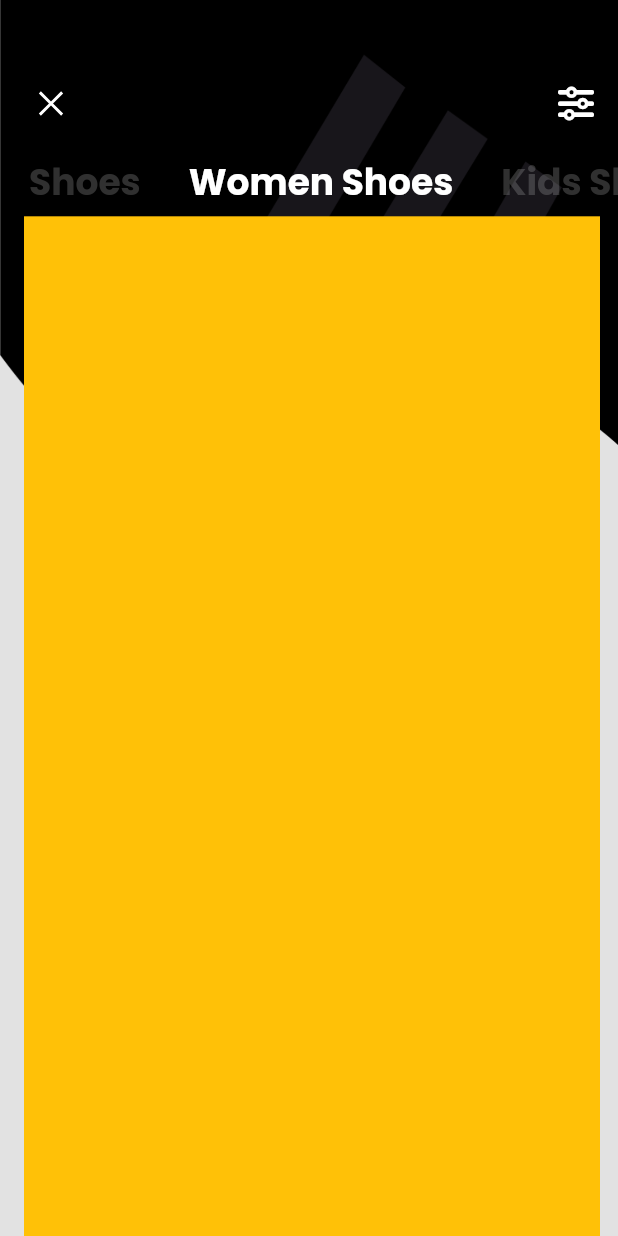
After one commit to umitavc/online-shop-project, a Flutter app: the ProductByCat screen opened directly, tab 2 chosen, on a phone screen of 412 x 824 dp. The commit adds this screen. Run offline on Flutter 3.47's test engine with Material 2 defaults, Android fonts, the light colour scheme and no system bars; our stand-ins replace cached_network_image, flutter_vector_icons, google_fonts, ionicons; network calls fail.

Commit message:
product by cart added

```diff
--- a/lib/views/ui/mainscreen.dart
+++ b/lib/views/ui/mainscreen.dart
@@ -6,6 +6,7 @@
 import 'package:online_shop_project/controllers/mainscreen_provider.dart';
 import 'package:online_shop_project/views/ui/cartPage.dart';
 import 'package:online_shop_project/views/ui/homePage.dart';
+import 'package:online_shop_project/views/ui/product_by_cat.dart';
 import 'package:online_shop_project/views/ui/profile.dart';
 import 'package:online_shop_project/views/ui/searchPage.dart';
 import 'package:provider/provider.dart';
@@ -18,7 +19,7 @@
   List <Widget> pageList = const[
     HomePage(),
     SearchPage(),
-    HomePage(),
+    ProductByCat(),
     CartPage(),
     ProfilePage(),
   ];
--- /dev/null
+++ b/lib/views/ui/product_by_cat.dart
@@ -0,0 +1,148 @@
+import 'package:flutter/material.dart';
+import 'package:flutter/rendering.dart';
+import 'package:flutter_staggered_grid_view/flutter_staggered_grid_view.dart';
+import 'package:flutter_vector_icons/flutter_vector_icons.dart';
+import 'package:online_shop_project/models/sneaker_model.dart';
+import 'package:online_shop_project/services/halper.dart';
+import 'package:online_shop_project/views/shared/stagger_tile.dart';
+
+import '../shared/appstyle.dart';
+
+class ProductByCat extends StatefulWidget {
+  const ProductByCat({super.key});
+
+  @override
+  State<ProductByCat> createState() => _ProductByCatState();
+}
+
+class _ProductByCatState extends State<ProductByCat> with TickerProviderStateMixin {
+  late final TabController _tabControler = TabController(length: 3, vsync: this);
+
+
+   late Future<List<Sneakers>> _male;
+  late Future<List<Sneakers>> _female;
+  late Future<List<Sneakers>> _kids;
+
+  void getMale(){
+    _male =Helper().getMaleSneakers();
+  }
+
+  void getFemale(){
+    _female =Helper().getFemaleSneakers();
+  }
+
+  void getkids(){
+    _kids =Helper().getKidsSneakers();
+  }
+
+  @override
+  void initState() {
+    super.initState();
+    getMale();
+    getFemale();
+    getkids();
+  }
+  @override
+  Widget build(BuildContext context) {
+    return Scaffold(
+      backgroundColor: const Color(0xFFE2E2E2),
+      body: Stack(
+        children: [
+          Container(
+            padding: const EdgeInsets.fromLTRB(16, 45, 0, 0),
+            height: MediaQuery.of(context).size.height * 0.4,
+            decoration: const BoxDecoration(
+              image: DecorationImage(image: AssetImage("assets/images/top_image.png"), fit: BoxFit.fill),
+            ),
+            child: Column(
+              crossAxisAlignment: CrossAxisAlignment.start,
+              children: [
+                Padding(
+                  padding: const EdgeInsets.fromLTRB(6, 12, 16, 18),
+                  child: Row(
+                    mainAxisAlignment: MainAxisAlignment.spaceBetween,
+                    children: [
+                      GestureDetector(
+                        onTap: () {},
+                        child: const Icon(AntDesign.close, color: Colors.white),
+                      ),
+                      GestureDetector(
+                        onTap: () {},
+                        child: const Icon(FontAwesome.sliders, color: Colors.white),
+                      )
+                    ],
+                  ),
+                ),
+                TabBar(padding: EdgeInsets.zero,
+                 indicatorSize: TabBarIndicatorSize.label,
+                  indicatorColor: Colors.transparent,
+                   controller: _tabControler, isScrollable: true,
+                    labelColor: Colors.white,
+                     labelStyle: appstyle(24, Colors.white, FontWeight.bold),
+                     unselectedLabelColor: Colors.grey.withOpacity(0.3), tabs: const [
+                  Tab(
+                    text: "Men Shoes",
+                  ),
+                  Tab(
+                    text: "Women Shoes",
+                  ),
+                  Tab(
+                    text: "Kids Shoes",
+                  ),
+                ]),
+              ],
+            ),
+          ),
+          Padding(
+            padding: EdgeInsets.only(top: MediaQuery.of(context).size.height * 0.175, left: 16, right: 12),
+            child: TabBarView(controller: _tabControler, children: [
+              FutureBuilder<List<Sneakers>>(
+            future: _male,
+            builder: (context, snapshot) {
+              if (snapshot.connectionState == ConnectionState.waiting) {
+                return CircularProgressIndicator();
+              } else if (snapshot.hasError) {
+                return Text("Eror ${snapshot.error}");
+              } else {
+                final male = snapshot.data;
+                return StaggeredGridView.countBuilder(
+                  padding:EdgeInsets.zero,
+                  crossAxisCount:2,
+                  crossAxisSpacing: 20,
+                  mainAxisSpacing: 16,
+                  itemCount:male!.length,
+                  scrollDirection:Axis.vertical,
+                  staggeredTileBuilder:(index) => StaggeredTile.extent(
+                    (index % 2 ==0) ? 1:1,(index % 4==1 || index % 4==3) ?
+                    MediaQuery.of(context).size.height*0.35:
+                    MediaQuery.of(context).size.height *0.3),
+                  itemBuilder: (context, index) {
+                    final shoe = snapshot.data![index];
+                    return StaggerTile(
+                      imageUrl: shoe.imageUrl[1],
+                      price: shoe.price,
+                      name: shoe.name,
+                      );
+                  },
+                );
+              }
+            },
+          ),
+
+              Container(
+                height: 400,
+                width: 300,
+                color: Colors.amber,
+              ),
+              Container(
+                height: 400,
+                width: 300,
+                color: Colors.red,
+              ),
+            ]),
+          )
+        ],
+      ),
+    );
+  }
+}
--- a/pubspec.yaml
+++ b/pubspec.yaml
@@ -42,6 +42,7 @@ dependencies:
 
   cached_network_image: ^3.2.3
   flutter_vector_icons: ^2.0.0
+  flutter_staggered_grid_view: ^0.4.0
 
 dev_dependencies:
   flutter_test:
```
Also changed, not shown: lib/views/shared/home_widget.dart (+34 -29 lines), lib/views/shared/stagger_tile.dart (added, +54 -0 lines), pubspec.lock.
